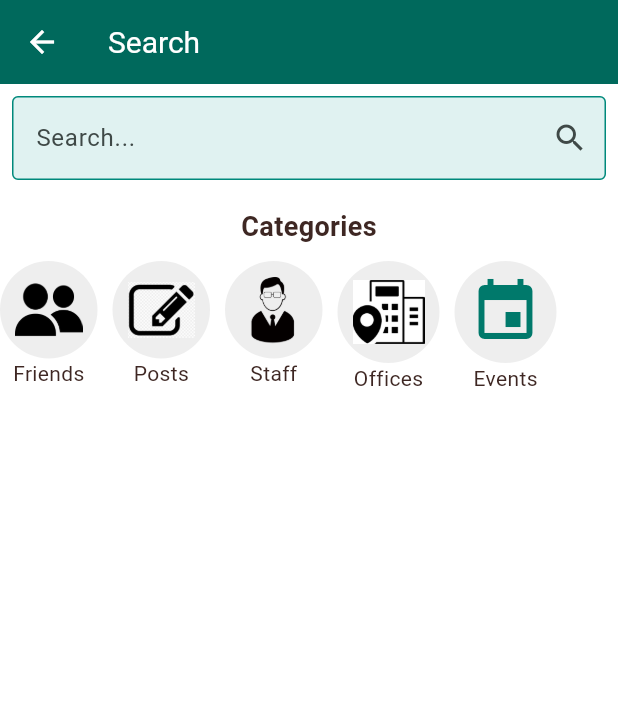
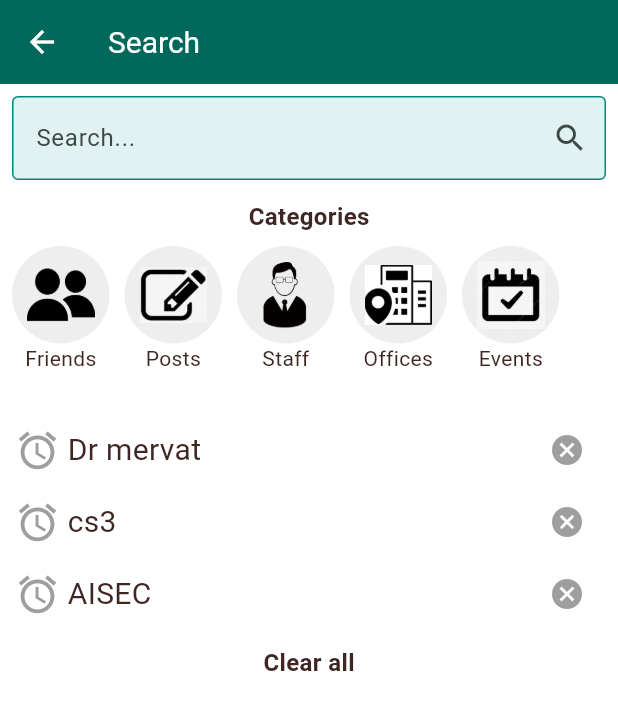
Before and after one commit to MariamBadie/InternshipCampusApp, a Flutter app: the SearchPage screen opened by its route, on a phone screen of 412 x 824 dp. Shown: the top 710 px of the screen. Run offline on Flutter 3.47's test engine with Material 3 defaults, Android fonts, the phone set to English and light mode, and no system bars; our stand-ins replace cloud_firestore, device_preview, file_picker, firebase_core, fl_chart, flashy_tab_bar2 and 6 more; accounts and stored records are empty.

Commit message:
search history ui

```diff
--- a/lib/screens/search_page.dart
+++ b/lib/screens/search_page.dart
@@ -1,6 +1,4 @@
 import 'package:flutter/material.dart';
-import 'package:flutter/rendering.dart';
-import 'event_details_page.dart';
 
 class SearchPage extends StatefulWidget {
   @override
@@ -11,15 +9,15 @@ class _SearchPageState extends State<SearchPage> {
   final TextEditingController _searchController = TextEditingController();
   List<String> _results = [];
   List<String> _searchHistory = [];
+  List<bool> rowVisiblity = [true, true, true];
 
   void _performSearch(String query) {
     if (query.isNotEmpty && !_searchHistory.contains(query)) {
       setState(() {
-        _searchHistory.add(query); // Add to search history
+        _searchHistory.add(query);
       });
     }
     setState(() {
-      // For demonstration, using static data
       _results = List.generate(10, (index) => 'Result $index for "$query"');
     });
   }
@@ -46,21 +44,23 @@ class _SearchPageState extends State<SearchPage> {
               onSubmitted: (query) => _performSearch(query),
             ),
           ),
-          Container(height: 10),
+          Container(height: 5),
           Padding(
-            padding: const EdgeInsets.symmetric(horizontal: 4.0),
+            padding: const EdgeInsets.symmetric(horizontal: 8.0),
             child: Text(
               'Categories',
               style: TextStyle(
-                fontSize: 18,
+                fontSize: 16,
                 fontWeight: FontWeight.bold,
               ),
             ),
           ),
-          Container(height: 10),
           Container(
-            height: 300,
-            child: ListView(scrollDirection: Axis.horizontal, children: [
+            height: 110,
+            child: ListView(
+                scrollDirection: Axis.horizontal,
+                padding: EdgeInsets.all(8),
+                children: [
                   Container(
                     margin: EdgeInsets.only(right: 10),
                     child: Column(children: [
@@ -118,8 +118,8 @@ class _SearchPageState extends State<SearchPage> {
                               borderRadius: BorderRadius.circular(100)),
                           child: Image.asset(
                             'assets/images/officess.png',
-                        height: 48,
-                        width: 48,
+                            height: 45,
+                            width: 45,
                           ),
                           padding: EdgeInsets.all(10)),
                       Text("Offices"),
@@ -132,15 +132,109 @@ class _SearchPageState extends State<SearchPage> {
                           decoration: BoxDecoration(
                               color: Colors.grey[200],
                               borderRadius: BorderRadius.circular(100)),
-                      child: Icon(
-                        Icons.event,
-                        size: 48,
+                          child: Image.asset(
+                            'assets/images/events.png',
+                            height: 45,
+                            width: 45,
                           ),
                           padding: EdgeInsets.all(10)),
                       Text("Events"),
                     ]),
                   ),
                 ]),
+          ),
+          Padding(
+            padding: const EdgeInsets.symmetric(horizontal: 10, vertical: 10),
+            child: Column(
+              children: [
+                if (rowVisiblity[0])
+                  Row(
+                    children: [
+                      const Icon(
+                        Icons.access_alarm,
+                        size: 30,
+                        color: Colors.grey,
+                      ),
+                      SizedBox(width: 5),
+                      Text(
+                        "Dr mervat",
+                        style: TextStyle(fontSize: 20),
+                      ),
+                      Spacer(),
+                      IconButton(
+                        icon: const Icon(Icons.cancel, color: Colors.grey),
+                        onPressed: () {
+                          setState(() {
+                            rowVisiblity[0] = false;
+                          });
+                        },
+                      ),
+                    ],
+                  ),
+                if (rowVisiblity[1])
+                  Row(
+                    children: [
+                      const Icon(
+                        Icons.access_alarm,
+                        size: 30,
+                        color: Colors.grey,
+                      ),
+                      SizedBox(width: 5),
+                      Text(
+                        "cs3",
+                        style: TextStyle(fontSize: 20),
+                      ),
+                      Spacer(),
+                      IconButton(
+                        icon: const Icon(Icons.cancel_rounded,
+                            color: Colors.grey),
+                        onPressed: () {
+                          setState(() {
+                            rowVisiblity[1] = false;
+                          });
+                        },
+                      ),
+                    ],
+                  ),
+                if (rowVisiblity[2])
+                  Row(
+                    children: [
+                      const Icon(
+                        Icons.access_alarm,
+                        size: 30,
+                        color: Colors.grey,
+                      ),
+                      SizedBox(width: 5),
+                      Text(
+                        "AISEC",
+                        style: TextStyle(fontSize: 20),
+                      ),
+                      Spacer(),
+                      IconButton(
+                        icon: const Icon(Icons.cancel, color: Colors.grey),
+                        onPressed: () {
+                          setState(() {
+                            rowVisiblity[2] = false;
+                          });
+                        },
+                      ),
+                    ],
+                  ),
+              ],
+            ),
+          ),
+          GestureDetector(
+            onTap: () {
+              setState(() {
+                rowVisiblity[0] = false;
+                rowVisiblity[1] = false;
+                rowVisiblity[2] = false;
+              });
+            },
+            child: Text(
+              "Clear all",
+              style: TextStyle(fontSize: 16, fontWeight: FontWeight.bold),
+            ),
           ),
           Expanded(
             child: ListView.builder(
```
Lines whose indentation alone changed are shown as unchanged.
